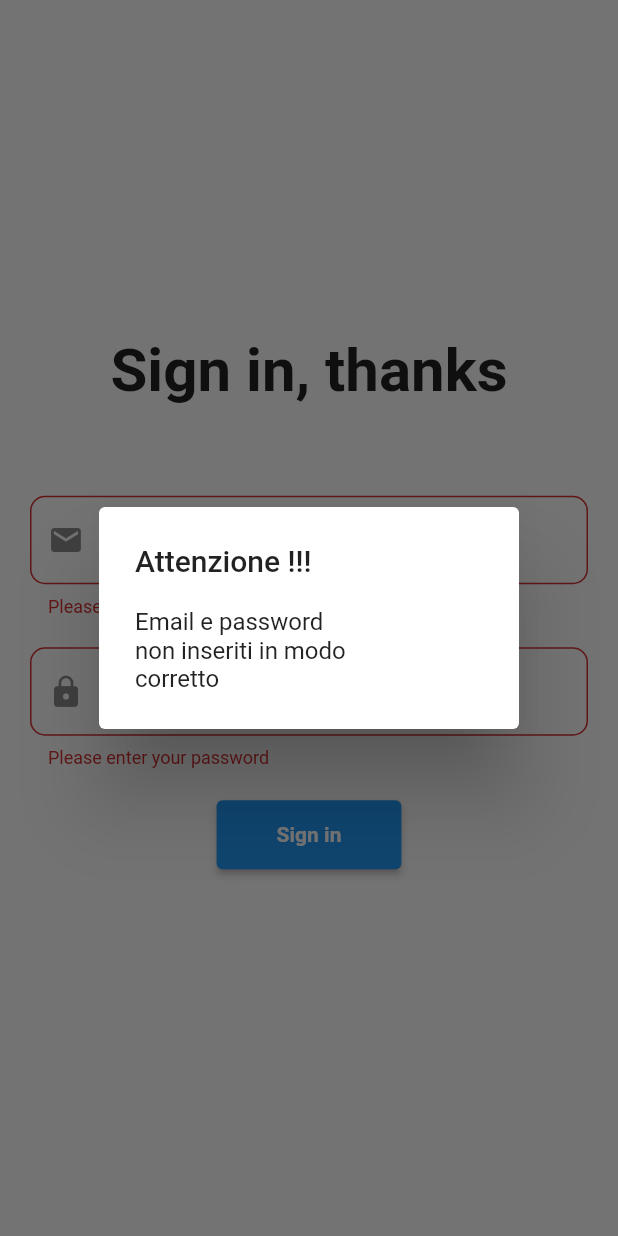
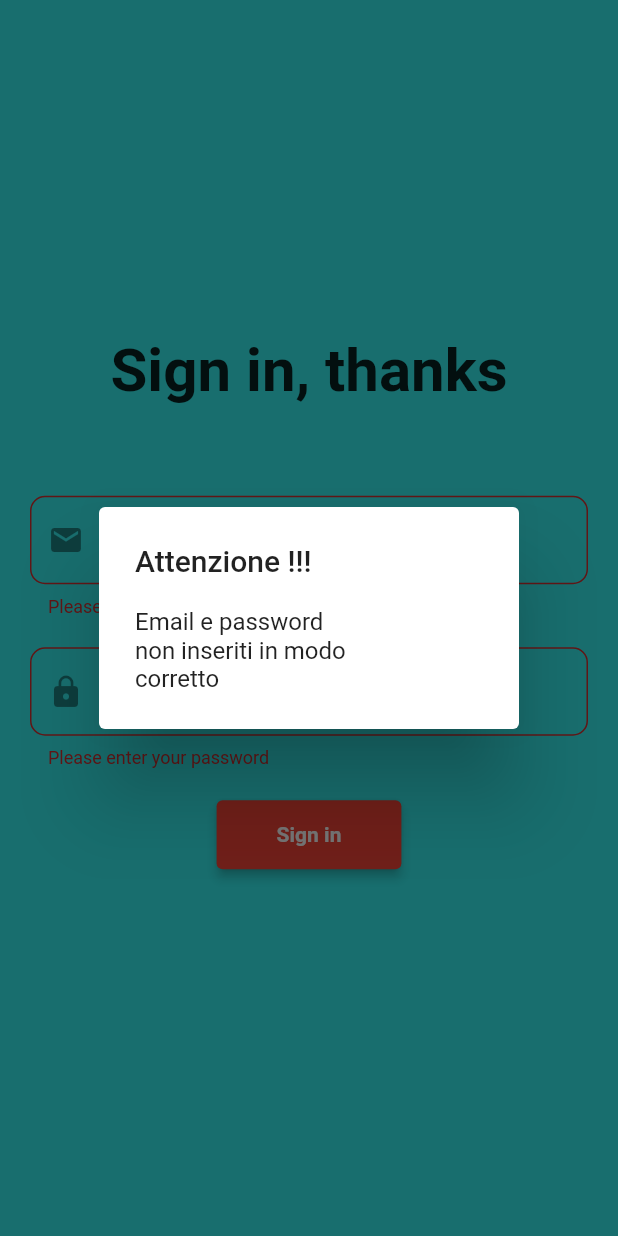
Before and after one commit to gmilani98/Project_app, a Flutter app: the screen it shows after launch, after a tap on "Sign in", on a phone screen of 412 x 824 dp. Run offline on Flutter 3.47's test engine with Material 2 defaults, Android fonts, the phone set to English and light mode, and no system bars; our stand-ins replace email_validator, material_design_icons_flutter; missing offline and left inert: dart:html.

Commit message:
Update LoginPage.dart
Modificato Login Page con aggiunta di altri elementi

```diff
--- a/lib/screen/LoginPage.dart
+++ b/lib/screen/LoginPage.dart
@@ -15,11 +15,13 @@ class LoginPage extends StatefulWidget {
 class _LoginPageState extends State<LoginPage> {
   final _formKey = GlobalKey<FormState>();
   var rememberValue = false;
+  TextEditingController _firstController = TextEditingController();
+  TextEditingController _secondController = TextEditingController();
 
   @override
   Widget build(BuildContext context) {
     return Scaffold(
-      //  backgroundColor: Theme.of(context).colorScheme.background,
+      backgroundColor: Color.fromARGB(255, 52, 240, 240),
       body: Container(
         padding: const EdgeInsets.all(20),
         child: Column(
@@ -41,6 +43,7 @@ class _LoginPageState extends State<LoginPage> {
               child: Column(
                 children: [
                   TextFormField(
+                    controller: _firstController,
                     validator: (value) => EmailValidator.validate(value!)
                         ? null
                         : "Please enter a valid email",
@@ -57,6 +60,7 @@ class _LoginPageState extends State<LoginPage> {
                     height: 20,
                   ),
                   TextFormField(
+                    controller: _secondController,
                     validator: (value) {
                       if (value == null || value.isEmpty) {
                         return 'Please enter your password';
@@ -91,7 +95,12 @@ class _LoginPageState extends State<LoginPage> {
                   ElevatedButton(
                     onPressed: () {
                       if (_formKey.currentState!.validate()) {
-                        Navigator.pushNamed(context, '/HomePage');
+                        Navigator.pushNamed(context, '/HomePage').then((value) {
+                          _firstController
+                              .clear(); //elimina email quando si esce
+                          _secondController
+                              .clear(); //elimina password quando si esce
+                        });
                       } else {
                         //Navigator.pushNamed(context, '/HomePage');
                         //return null;
@@ -108,6 +117,8 @@ class _LoginPageState extends State<LoginPage> {
                     },
                     style: ElevatedButton.styleFrom(
                       padding: const EdgeInsets.fromLTRB(40, 15, 40, 15),
+                      primary: Colors.red,
+                      elevation: 3.0,
                     ),
                     child: const Text(
                       'Sign in',
```
